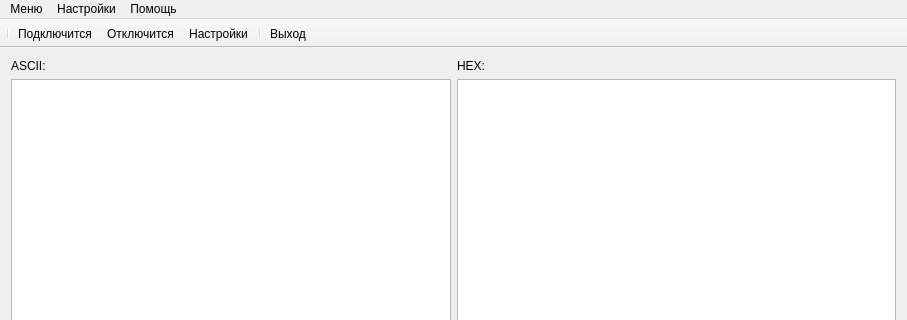
Old version of the form mainwindow.ui in the repository verbkinm/UART; both pictures show x 0 to 907 and y 0 to 320 of the 907 by 668 pixel window.
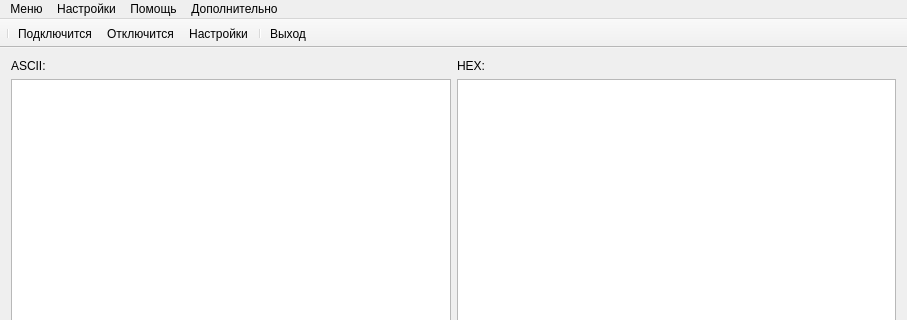
New version of the form. Icons and pictures are not drawn.

```diff
--- a/mainwindow.ui
+++ b/mainwindow.ui
@@ -206,9 +206,16 @@
     <addaction name="actionAbout"/>
     <addaction name="actionAboutQt"/>
    </widget>
+   <widget class="QMenu" name="menu">
+    <property name="title">
+     <string>Дополнительно</string>
+    </property>
+    <addaction name="actionDF_Player"/>
+   </widget>
    <addaction name="menuCalls"/>
    <addaction name="menuTools"/>
    <addaction name="menuHelp"/>
+   <addaction name="menu"/>
   </widget>
   <widget class="QToolBar" name="mainToolBar">
    <property name="enabled">
```
Left out of the diff: 5 changed lines with no effect on the pictures.
